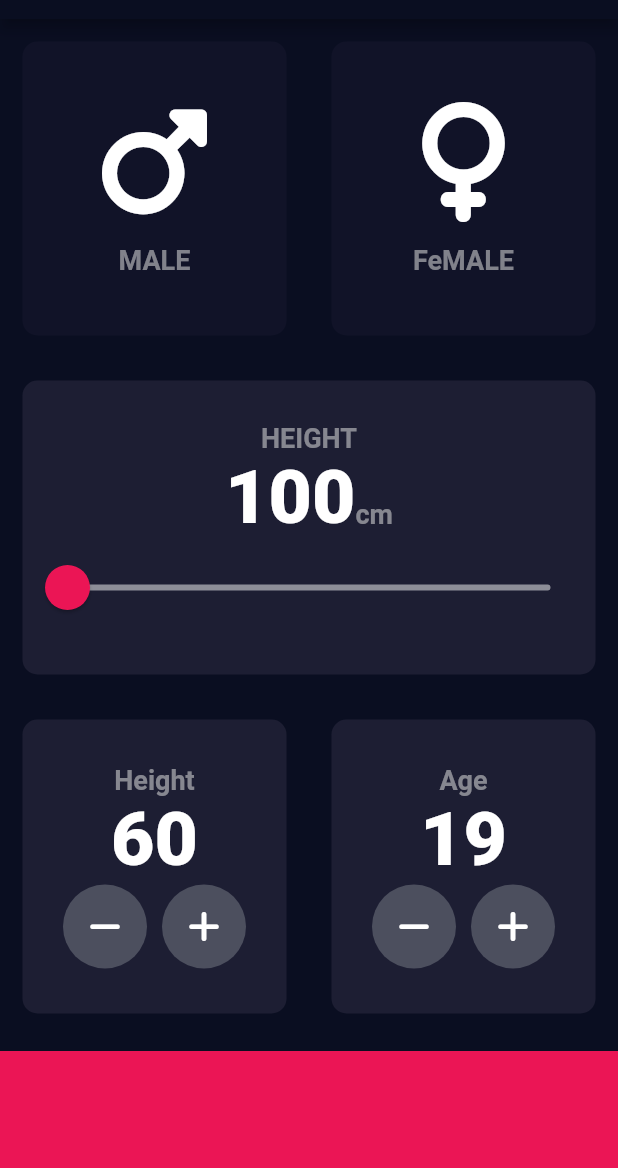
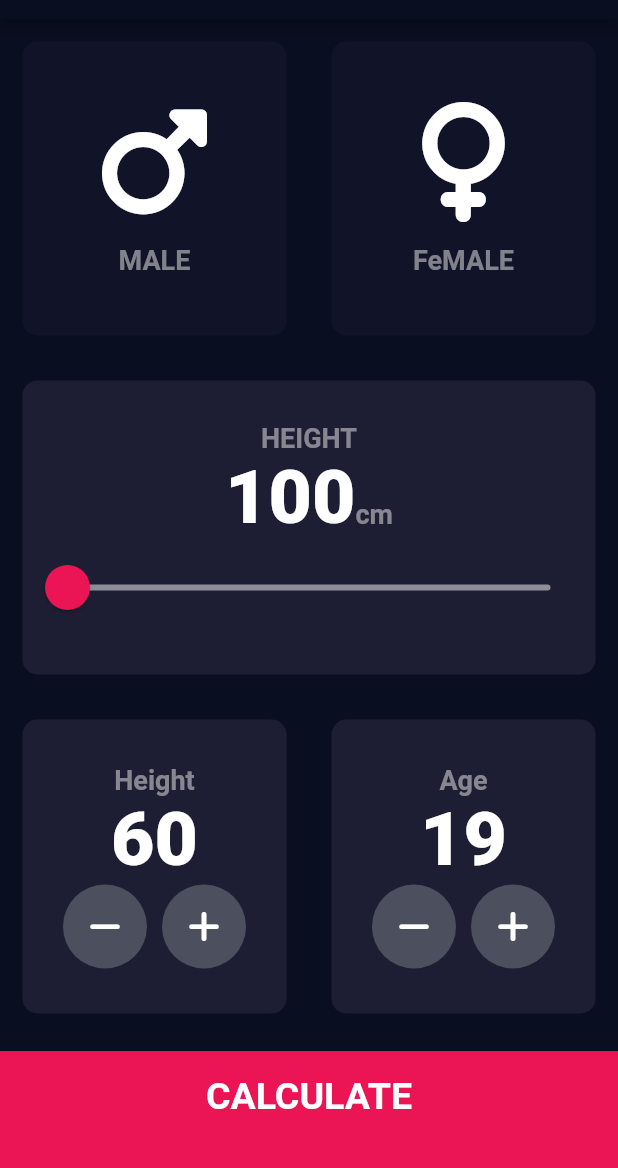
Before and after one commit to Nis-chal/bmi-calculator-flutter, a Flutter app: the screen it shows after launch, on a phone screen of 412 x 824 dp, the part 65-1233 px from its top. Run offline on Flutter 3.47's test engine with Material 2 defaults, Android fonts, the phone set to English and light mode, and no system bars; our stand-ins replace font_awesome_flutter.

```diff
--- /dev/null
+++ b/lib/components/bottom_button.dart
@@ -0,0 +1,29 @@
+import 'package:flutter/material.dart';
+import '../constants.dart';
+
+
+class BottomButtom extends StatelessWidget {
+  final VoidCallback onTap;
+  final String buttonTitle;
+  BottomButtom({required this.onTap, required this.buttonTitle}) {}
+
+  @override
+  Widget build(BuildContext context) {
+    return GestureDetector(
+      onTap: onTap,
+      child: Container(
+        child: Center(
+          child: Text(
+            buttonTitle,
+            style: KLargeButtonTextStyle,
+          ),
+        ),
+        padding: EdgeInsets.only(bottom: 20.0),
+        color: kBottomContainerColour,
+        margin: EdgeInsets.only(top: 10.0),
+        width: double.infinity,
+        height: kBottomContainerHeight,
+      ),
+    );
+  }
+}
--- a/lib/icon_content.dart
+++ b/lib/components/icon_content.dart
@@ -1,6 +1,6 @@
 import 'package:flutter/material.dart';
 
-import 'constants.dart';
+import '../constants.dart';
 
 class IconContent extends StatelessWidget {
   final IconData icon;
--- /dev/null
+++ b/lib/components/round_icon_button.dart
@@ -0,0 +1,18 @@
+import 'package:flutter/material.dart';
+
+class RoundIconButton extends StatelessWidget {
+  final IconData icon;
+  final VoidCallback onpressed;
+  RoundIconButton({required this.icon, required this.onpressed});
+  @override
+  Widget build(BuildContext context) {
+    return RawMaterialButton(
+      child: Icon(icon),
+      elevation: 0.0,
+      constraints: BoxConstraints.tightFor(width: 56.0, height: 56.0),
+      shape: CircleBorder(),
+      fillColor: Color(0xFF4C4F5E),
+      onPressed: onpressed,
+    );
+  }
+}
--- a/lib/main.dart
+++ b/lib/main.dart
@@ -1,5 +1,5 @@
 import 'package:flutter/material.dart';
-import 'package:bmicalculatorapp/input_page.dart';
+import 'package:bmicalculatorapp/screens/input_page.dart';
 
 void main() => runApp(BMICalculator());
 
--- a/lib/input_page.dart
+++ b/lib/screens/input_page.dart
@@ -1,8 +1,12 @@
+import 'package:bmicalculatorapp/screens/result_page.dart';
 import 'package:flutter/material.dart';
 import 'package:font_awesome_flutter/font_awesome_flutter.dart';
-import 'package:bmicalculatorapp/icon_content.dart';
-import 'package:bmicalculatorapp/reusable_card.dart';
-import 'constants.dart';
+import 'package:bmicalculatorapp/components/icon_content.dart';
+import 'package:bmicalculatorapp/components/reusable_card.dart';
+import '../constants.dart';
+import 'result_page.dart';
+import '../components/bottom_button.dart';
+import '../components/round_icon_button.dart';
 
 enum Gender { male, female }
 
@@ -233,31 +237,19 @@ class _InputPageState extends State<InputPage> {
               ],
             ),
           ),
-          Container(
-            color: kBottomContainerColour,
-            margin: EdgeInsets.only(top: 10.0),
-            width: double.infinity,
-            height: kBottomContainerHeight,
-          )
+          BottomButtom(
+            buttonTitle: 'CALCULATE',
+            onTap: (() {
+              Navigator.push(
+                context,
+                MaterialPageRoute(
+                  builder: (context) => ResultsPage(),
+                ),
+              );
+            }),
+          ),
         ],
       ),
     );
   }
 }
-
-class RoundIconButton extends StatelessWidget {
-  final IconData icon;
-  final VoidCallback onpressed;
-  RoundIconButton({required this.icon, required this.onpressed});
-  @override
-  Widget build(BuildContext context) {
-    return RawMaterialButton(
-      child: Icon(icon),
-      elevation: 0.0,
-      constraints: BoxConstraints.tightFor(width: 56.0, height: 56.0),
-      shape: CircleBorder(),
-      fillColor: Color(0xFF4C4F5E),
-      onPressed: onpressed,
-    );
-  }
-}
```
Also changed, not shown: lib/constants.dart (+25 -0 lines), lib/map.dart (added, +12 -0 lines), lib/screens/result_page.dart (added, +63 -0 lines), lib/components/reusable_card.dart (renamed from lib/reusable_card.dart).
